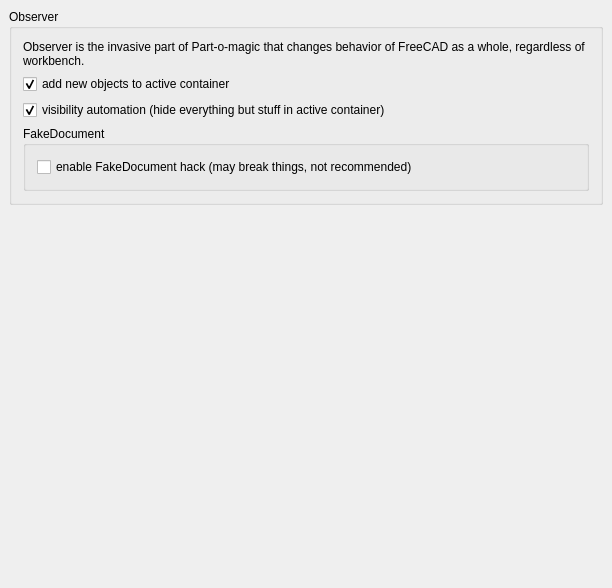
First picture: the form in PartOMagic/Gui/partomagic-pref-general.ui, repository DeepSOIC/Part-o-magic, before the edit.
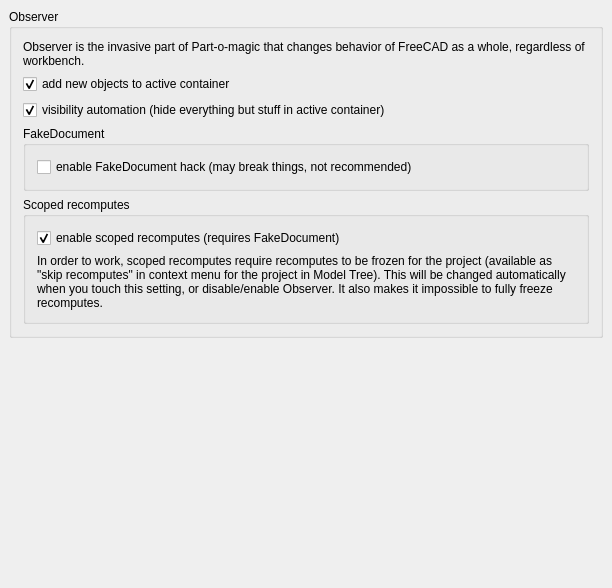
Second picture: the form after the edit. Custom widgets are drawn as their Qt base class.

Commit message: Scoped Recompute: add preference to turn off

Diff of the .ui file:
```diff
--- a/PartOMagic/Gui/partomagic-pref-general.ui
+++ b/PartOMagic/Gui/partomagic-pref-general.ui
@@ -133,6 +133,53 @@
         </layout>
        </widget>
       </item>
+      <item>
+       <widget class="QGroupBox" name="groupBox_3">
+        <property name="title">
+         <string>Scoped recomputes</string>
+        </property>
+        <layout class="QVBoxLayout" name="verticalLayout_3">
+         <item>
+          <widget class="Gui::PrefCheckBox" name="gui::PrefCheckBox_4">
+           <property name="enabled">
+            <bool>true</bool>
+           </property>
+           <property name="toolTip">
+            <string/>
+           </property>
+           <property name="text">
+            <string>enable scoped recomputes (requires FakeDocument)</string>
+           </property>
+           <property name="checkable">
+            <bool>true</bool>
+           </property>
+           <property name="checked">
+            <bool>true</bool>
+           </property>
+           <property name="prefEntry" stdset="0">
+            <cstring>ScopedRecompute</cstring>
+           </property>
+           <property name="prefPath" stdset="0">
+            <cstring>Mod/PartOMagic</cstring>
+           </property>
+          </widget>
+         </item>
+         <item>
+          <widget class="QLabel" name="label_10">
+           <property name="toolTip">
+            <string/>
+           </property>
+           <property name="text">
+            <string>In order to work, scoped recomputes require recomputes to be frozen for the project (available as &quot;skip recomputes&quot; in context menu for the project in Model Tree). This will be changed automatically when you touch this setting, or disable/enable Observer. It also makes it impossible to fully freeze recomputes.</string>
+           </property>
+           <property name="wordWrap">
+            <bool>true</bool>
+           </property>
+          </widget>
+         </item>
+        </layout>
+       </widget>
+      </item>
      </layout>
     </widget>
    </item>
```
The commit also changes 3 other files.
